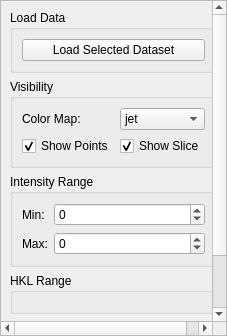
Old version of the form src/dashpva/gui/workbench/workspace/workspace_3d.ui in the repository AdvancedPhotonSource/DashPVA.
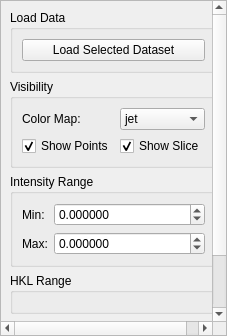
New version of the form.

Commit message: fix: intensity spin boxes rejected gridded volume means — were integer QSpinBox, raising TypeError on a float range

The edit to the form file:
```diff
--- a/src/dashpva/gui/workbench/workspace/workspace_3d.ui
+++ b/src/dashpva/gui/workbench/workspace/workspace_3d.ui
@@ -143,12 +143,15 @@
            </widget>
           </item>
           <item row="0" column="1">
-           <widget class="QSpinBox" name="sb_min_intensity_3d">
+           <widget class="QDoubleSpinBox" name="sb_min_intensity_3d">
+            <property name="decimals">
+             <number>6</number>
+            </property>
             <property name="minimum">
-             <number>-999999</number>
+             <double>-999999.000000000000000</double>
             </property>
             <property name="maximum">
-             <number>999999</number>
+             <double>999999.000000000000000</double>
             </property>
            </widget>
           </item>
@@ -160,12 +163,15 @@
            </widget>
           </item>
           <item row="1" column="1">
-           <widget class="QSpinBox" name="sb_max_intensity_3d">
+           <widget class="QDoubleSpinBox" name="sb_max_intensity_3d">
+            <property name="decimals">
+             <number>6</number>
+            </property>
             <property name="minimum">
-             <number>-999999</number>
+             <double>-999999.000000000000000</double>
             </property>
             <property name="maximum">
-             <number>999999</number>
+             <double>999999.000000000000000</double>
             </property>
            </widget>
           </item>
```
The commit also changes 2 other files.
